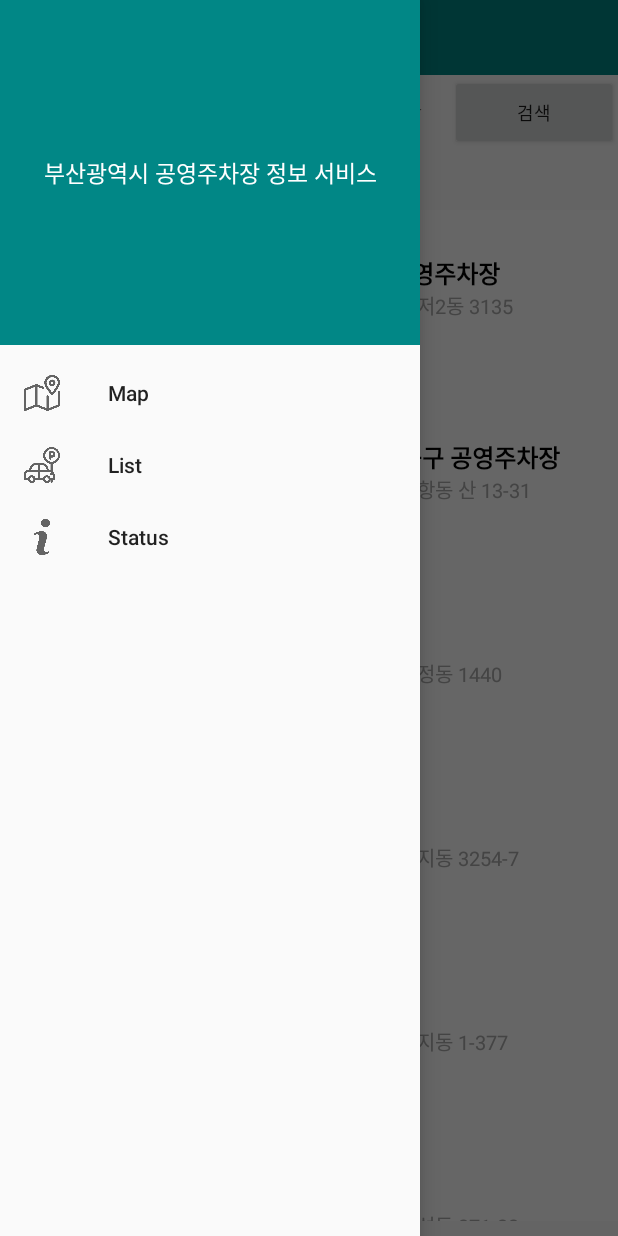
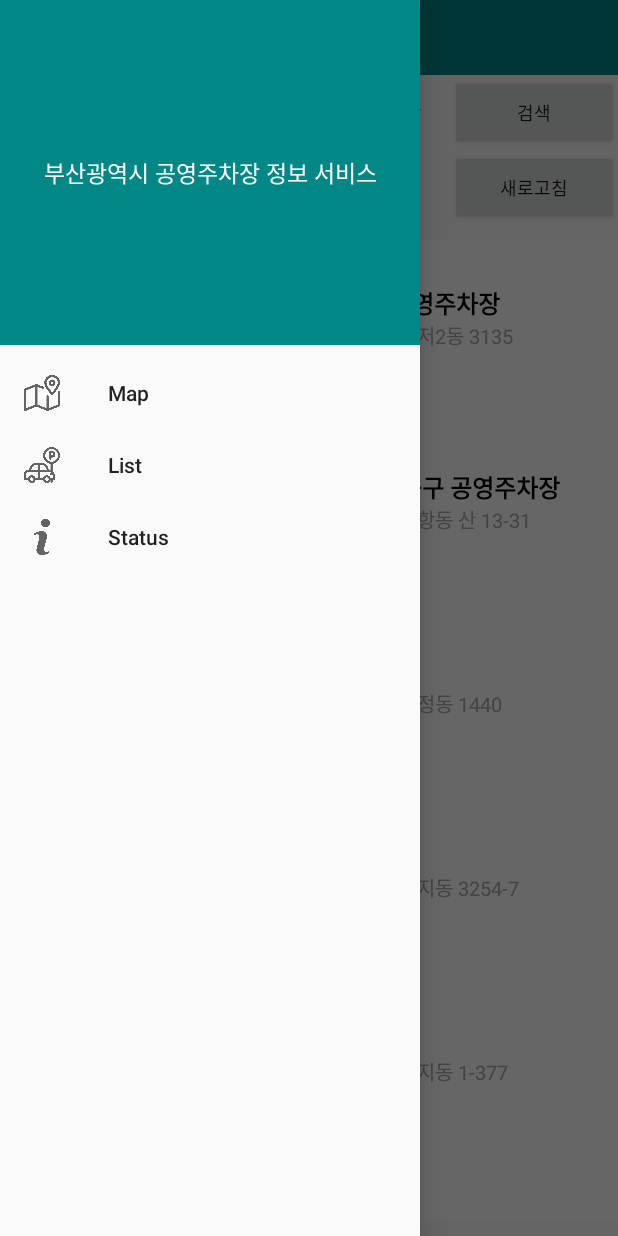
Before and after one commit to ukssss/Capstone_ParkingLot, an Android app: the MainActivity2 screen opened directly, with no data from a screen before it, with the side drawer open, on a phone screen of 412 x 824 dp. Run offline under Robolectric (Android 15) with nearby library versions, the phone set to English and light mode, and no system bars.

```diff
--- a/app/src/main/java/com/example/parking/Activity/MainActivity.java
+++ b/app/src/main/java/com/example/parking/Activity/MainActivity.java
@@ -8,6 +8,7 @@ import android.content.Context;
 import android.graphics.Bitmap;
 import android.graphics.BitmapFactory;
 import android.location.Location;
+import android.location.LocationManager;
 import android.os.Build;
 import android.os.Bundle;
 import android.view.Gravity;
@@ -66,6 +67,9 @@ public class MainActivity extends AppCompatActivity implements TMapGpsManager.on
 
         setTMapAuth();
         initialize();
+
+        // 위치 관리자 객체 참조하기
+        final LocationManager lm = (LocationManager) getSystemService(Context.LOCATION_SERVICE);
 
     }
 
--- a/app/src/main/res/layout/activity_main2.xml
+++ b/app/src/main/res/layout/activity_main2.xml
@@ -29,21 +29,37 @@
                 android:entries="@array/행정구역"/>
 
             <Button
-                android:id="@+id/button"
+                android:id="@+id/search_btn"
                 android:layout_width="match_parent"
                 android:layout_height="match_parent"
                 android:text="검색"
-                android:onClick="btnClick"
+                android:onClick="btnSearchClick"
                 android:textSize="12sp" />
 
         </LinearLayout>
 
-        <TextView
-            android:id="@+id/listInfo"
+        <LinearLayout
             android:layout_width="match_parent"
-            android:layout_height="30dp"
-            android:paddingTop="10dp"
-            android:paddingLeft="10dp" />
+            android:layout_height="50dp"
+            android:orientation="horizontal">
+
+            <TextView
+                android:id="@+id/listInfo"
+                android:layout_width="300dp"
+                android:layout_height="match_parent"
+                android:paddingTop="10dp"
+                android:paddingLeft="10dp" />
+
+            <Button
+                android:id="@+id/refresh_btn"
+                android:layout_width="match_parent"
+                android:layout_height="match_parent"
+                android:onClick="btnRefreshClick"
+                android:text="새로고침"
+                android:textSize="12sp" />
+
+
+        </LinearLayout>
 
         <androidx.recyclerview.widget.RecyclerView
             android:id="@+id/recyclerView"
```
Also changed, not shown: app/src/main/java/com/example/parking/Activity/MainActivity2.java (+69 -3 lines), app/src/main/res/drawable/list_refresh.png (added).
